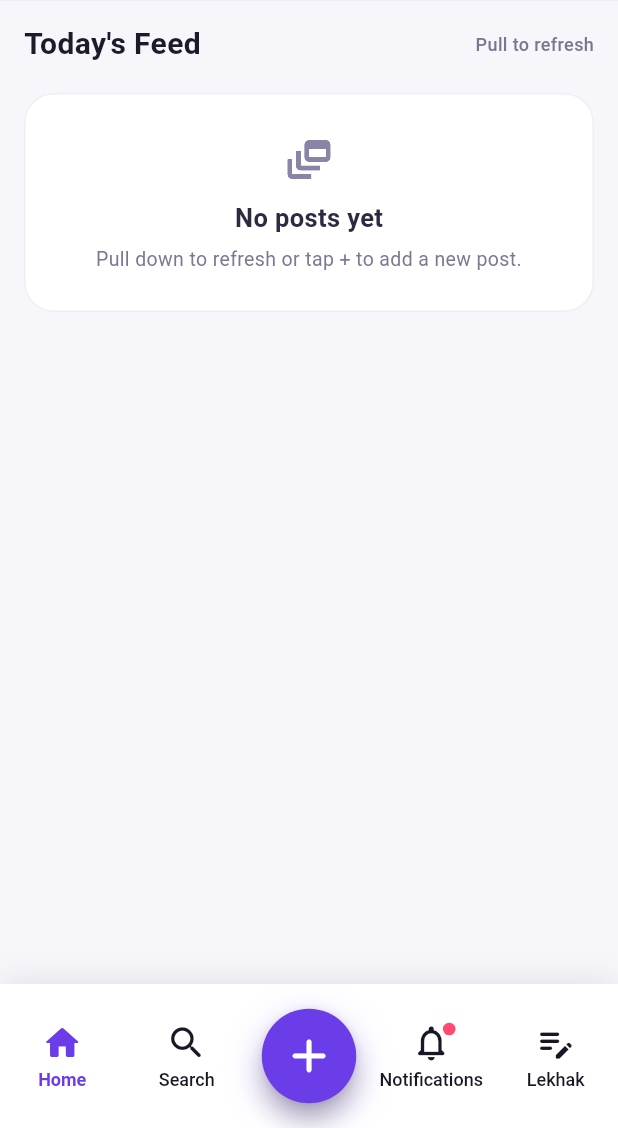
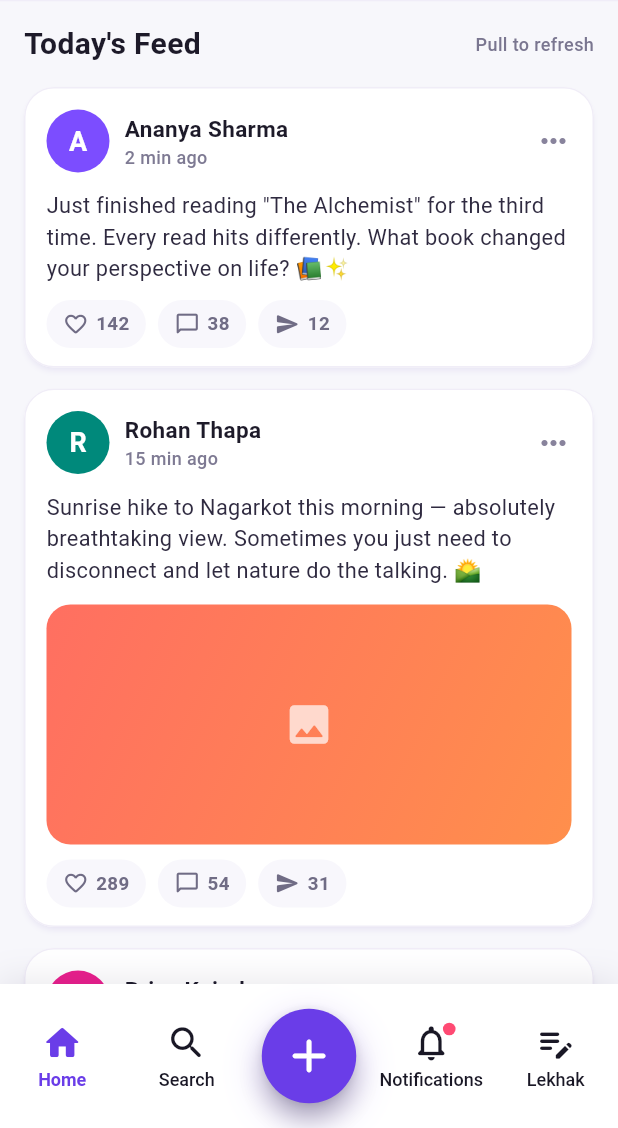
Before and after one commit to nimishapant/BicharSetu, a Flutter app: the screen it shows after launch, on a phone screen of 412 x 824 dp, the part 108-1236 px from its top. Run offline on Flutter 3.47's test engine with Material 3 defaults, Android fonts, the phone set to English and light mode, and no system bars.

Commit message:
Scroll add on dashboard with dummyfiles

```diff
--- a/lib/dashboard_screen.dart
+++ b/lib/dashboard_screen.dart
@@ -14,7 +14,91 @@ class _DashboardScreenState extends State<DashboardScreen>
     with TickerProviderStateMixin {
   static const Color _accent = Color(0xFF6A3DE8);
 
-  final List<Map<String, dynamic>> _posts = [];
+  final List<Map<String, dynamic>> _posts = [
+    {
+      'username': 'Ananya Sharma',
+      'time': '2 min ago',
+      'caption':
+          'Just finished reading "The Alchemist" for the third time. Every read hits differently. What book changed your perspective on life? 📚✨',
+      'likes': 142,
+      'comments': 38,
+      'shares': 12,
+      'hasImage': false,
+      'avatarColor': const Color(0xFF7C4DFF),
+    },
+    {
+      'username': 'Rohan Thapa',
+      'time': '15 min ago',
+      'caption':
+          'Sunrise hike to Nagarkot this morning — absolutely breathtaking view. Sometimes you just need to disconnect and let nature do the talking. 🌄',
+      'likes': 289,
+      'comments': 54,
+      'shares': 31,
+      'hasImage': true,
+      'avatarColor': const Color(0xFF00897B),
+      'imageStart': const Color(0xFFFF6F61),
+      'imageEnd': const Color(0xFFFF8F4C),
+    },
+    {
+      'username': 'Priya Koirala',
+      'time': '1 hr ago',
+      'caption':
+          'Hot take: learning to cook your own meals is the single most impactful life skill. Save money, eat healthier, impress everyone. 🍳',
+      'likes': 97,
+      'comments': 22,
+      'shares': 8,
+      'hasImage': false,
+      'avatarColor': const Color(0xFFE91E8C),
+    },
+    {
+      'username': 'Siddharth Rai',
+      'time': '2 hr ago',
+      'caption':
+          'Working on a new Flutter project — the widget tree is deep but the result is going to be worth it. Stay tuned! 🚀 #FlutterDev #MobileApp',
+      'likes': 204,
+      'comments': 47,
+      'shares': 19,
+      'hasImage': true,
+      'avatarColor': const Color(0xFF1565C0),
+      'imageStart': const Color(0xFF6A3DE8),
+      'imageEnd': const Color(0xFF9C6EFA),
+    },
+    {
+      'username': 'Meena Gurung',
+      'time': '3 hr ago',
+      'caption':
+          'Reminder: it\'s okay to rest. You don\'t have to earn your rest. Rest is not a reward, it\'s a necessity. Take care of yourselves 💛',
+      'likes': 521,
+      'comments': 83,
+      'shares': 64,
+      'hasImage': false,
+      'avatarColor': const Color(0xFFF57C00),
+    },
+    {
+      'username': 'Bikram Lama',
+      'time': '5 hr ago',
+      'caption':
+          'Kathmandu traffic at 8 AM vs Kathmandu traffic at 8:05 AM: no difference. But hey, at least the weather is perfect today! ☀️',
+      'likes': 376,
+      'comments': 91,
+      'shares': 43,
+      'hasImage': false,
+      'avatarColor': const Color(0xFF00796B),
+    },
+    {
+      'username': 'Samiksha Joshi',
+      'time': '7 hr ago',
+      'caption':
+          'Finally visited Pokhara after 2 years. Phewa lake in the evening is something else entirely. Nature > everything. 🏔️🌊',
+      'likes': 618,
+      'comments': 102,
+      'shares': 77,
+      'hasImage': true,
+      'avatarColor': const Color(0xFFAD1457),
+      'imageStart': const Color(0xFF26C6DA),
+      'imageEnd': const Color(0xFF00897B),
+    },
+  ];
   int _selectedIndex = 0;
   bool _isRefreshing = false;
   late final AnimationController _badgePulseController;
```
